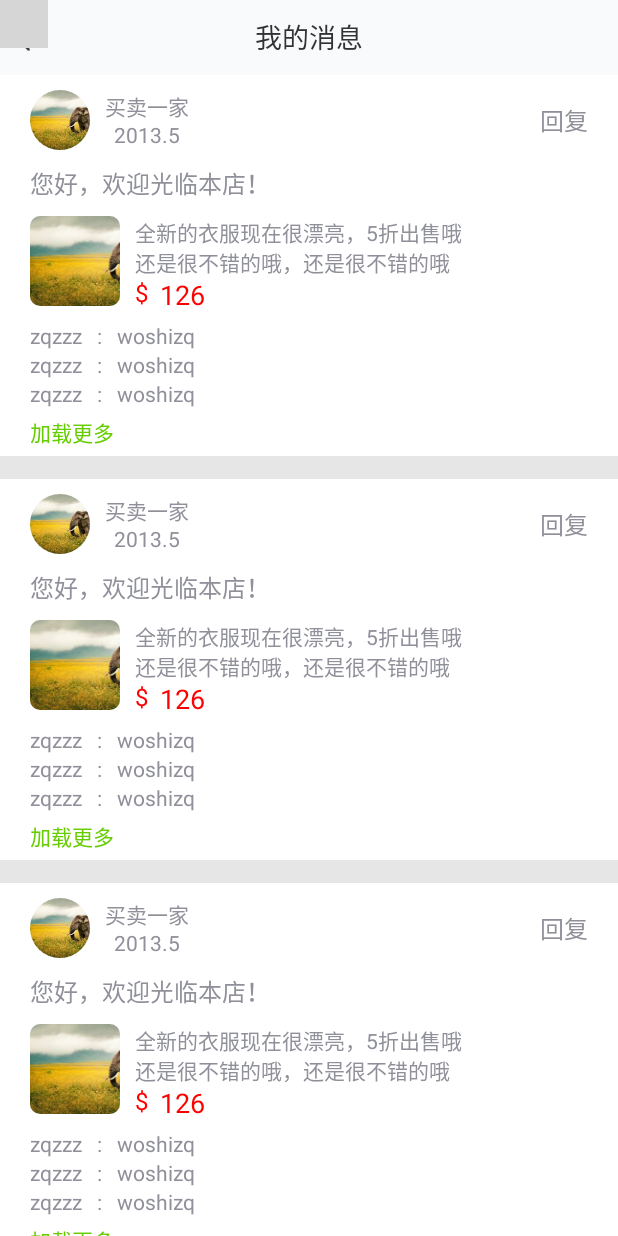
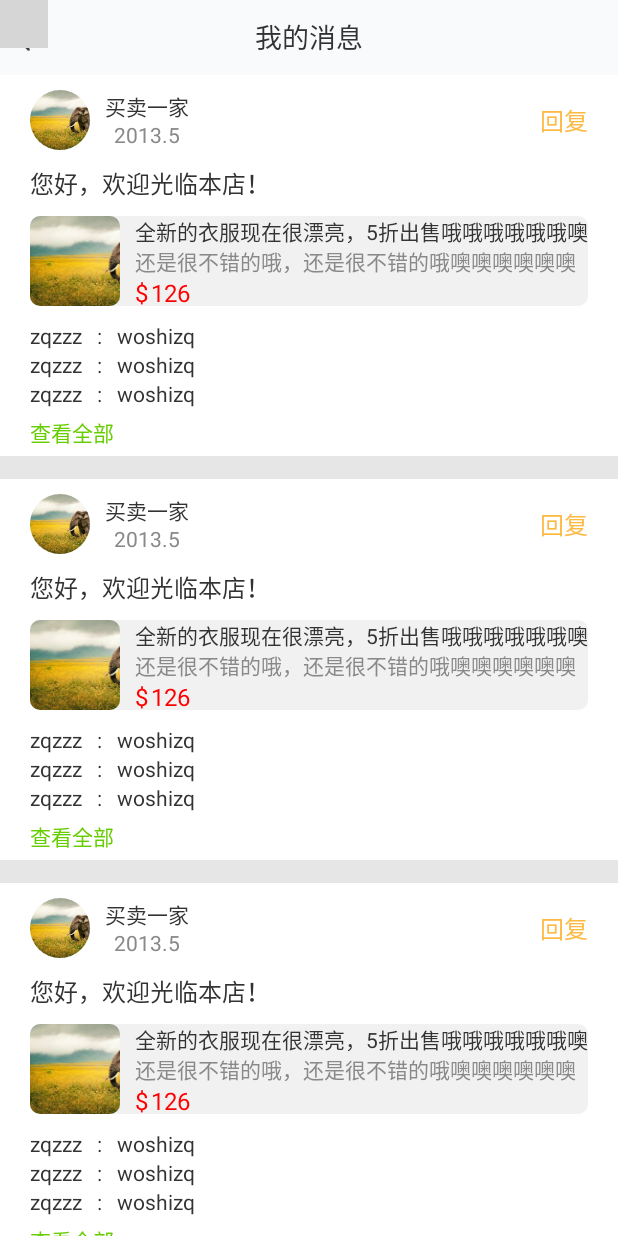
Before and after one commit to Edgelesszq/businessstore, an Android app: the MyMessageActivity screen opened directly, with no data from a screen before it, on a phone screen of 412 x 824 dp. Run offline under Robolectric (Android 15) with nearby library versions, the light colour scheme and no system bars; our stand-ins replace CircleImageView; libraries missing offline, so code that uses them is left out: com.afollestad.materialdialogs, com.miguelcatalan.materialsearchview; plain views replace MaterialSearchView; Roboto replaces fonts that are not available here; grey boxes are pictures that could not be loaded.

Commit message:
头像和消息50%

```diff
--- a/app/src/main/java/activity/com/businessstore/AccountUpadateNameActivity.java
+++ b/app/src/main/java/activity/com/businessstore/AccountUpadateNameActivity.java
@@ -101,7 +101,7 @@ public class AccountUpadateNameActivity extends BaseActivity implements View.OnC
                 phonenum_et.setText("");
                 break;
             case R.id.title_right_text:
-                user = SharedPreferencesUtil.getObject(mContext,"loginInformation");
+                user = SharedPreferencesUtil.getObject(mContext,"loginResult");
                 user.setSellerName(phonenum_et.getText().toString());
                 OkGo.<String>put(Config.URL + "/user/editUserInfo")
                         .tag(this)
@@ -119,7 +119,7 @@ public class AccountUpadateNameActivity extends BaseActivity implements View.OnC
                                 Gson gson = new Gson();
                                 Json<LoginResult> jsondata = gson.fromJson(responedata, new TypeToken<Json<LoginResult>>() {}.getType());
                                 if (jsondata.getCode()==0){
-                                    SharedPreferencesUtil.putObject(mContext,"loginInformation",jsondata.getData());
+                                    SharedPreferencesUtil.putObject(mContext,"loginResult",jsondata.getData());
                                     Log.d("loglog",jsondata.getData().getSellerName());
                                     Intent intent = new Intent(AccountUpadateNameActivity.this,
                                             AccountMainActivity.class);
--- a/app/src/main/java/activity/com/businessstore/MyMessageActivity.java
+++ b/app/src/main/java/activity/com/businessstore/MyMessageActivity.java
@@ -8,6 +8,7 @@ import android.support.v7.widget.LinearLayoutManager;
 import android.support.v7.widget.RecyclerView;
 import android.view.View;
 import android.widget.LinearLayout;
+import android.widget.RelativeLayout;
 
 import com.businessstore.util.StatusBarUtil;
 
@@ -41,14 +42,14 @@ public class MyMessageActivity extends BaseActivity implements View.OnClickListe
         LinearLayoutManager layoutManager=new LinearLayoutManager(this);
         layoutManager.setOrientation(LinearLayoutManager.VERTICAL);
         recyclerView.setLayoutManager(layoutManager);
-        AdapterMyMessageRecycler adapterMyMessageRecycler=new AdapterMyMessageRecycler(getApplicationContext(),urlList);
-        adapterMyMessageRecycler.setmOnItemClickListener(new AdapterMyMessageRecycler.OnItemReplyClickListener() {
+        AdapterMyMessageRecycler adapterMyMessageRecycler=new AdapterMyMessageRecycler(this,urlList);
+        /*adapterMyMessageRecycler.setmOnItemClickListener(new AdapterMyMessageRecycler.OnItemReplyClickListener() {
             @Override
             public void onClick(View v, int position) {
                 Intent replyIntent=new Intent(MyMessageActivity.this,ReplyActivity.class);
                 startActivity(replyIntent);
             }
-        });
+        });*/
         recyclerView.setAdapter(adapterMyMessageRecycler);
     }
 
--- a/app/src/main/java/adapter/com/businessstore/AdapterMyMessageRecycler.java
+++ b/app/src/main/java/adapter/com/businessstore/AdapterMyMessageRecycler.java
@@ -1,6 +1,7 @@
 package adapter.com.businessstore;
 
 import android.content.Context;
+import android.content.Intent;
 import android.support.v7.widget.RecyclerView;
 import android.view.LayoutInflater;
 import android.view.View;
@@ -16,7 +17,9 @@ import com.businessstore.view.dialog.DialogStyleOne;
 
 import java.util.List;
 
+import activity.com.businessstore.MyMessageActivity;
 import activity.com.businessstore.R;
+import activity.com.businessstore.ReplyActivity;
 import de.hdodenhof.circleimageview.CircleImageView;
 
 public class AdapterMyMessageRecycler extends RecyclerView.Adapter implements View.OnClickListener {
@@ -63,8 +66,10 @@ public class AdapterMyMessageRecycler extends RecyclerView.Adapter implements Vi
                     mOnItemClickListener.onClick(v,position);
                 }
             });
+            //回复数大于3
             if (i>=3){
                 for (int j=0;j<3;j++){
+                    //加载布局，绑定控件
                     LayoutInflater inflater=LayoutInflater.from(mcontext);
                     RelativeLayout relativeLayout= (RelativeLayout) inflater.inflate(R.layout.message_adpater_item,null);
                     TextView g=relativeLayout.findViewById(R.id.username);
@@ -73,6 +78,7 @@ public class AdapterMyMessageRecycler extends RecyclerView.Adapter implements Vi
                 }
                 ((MyCommentViewHolder) holder).load_more.setVisibility(View.VISIBLE);
             }
+            //回复数不大于3
             else {
                 for (int j=0;j<i;j++){
                     LayoutInflater inflater=LayoutInflater.from(mcontext);
@@ -84,7 +90,9 @@ public class AdapterMyMessageRecycler extends RecyclerView.Adapter implements Vi
             ((MyCommentViewHolder) holder).load_more.setOnClickListener(new View.OnClickListener() {
                 @Override
                 public void onClick(View v) {
-                    for (int j=3;j<=i;j++){
+                    Intent intent = new Intent(mcontext,ReplyActivity.class);
+                    mcontext.startActivity(intent);
+                    /*for (int j=3;j<=i;j++){
                         LayoutInflater inflater=LayoutInflater.from(mcontext);
                         RelativeLayout relativeLayout= (RelativeLayout) inflater.inflate(R.layout.message_adpater_item,null);
                         TextView g=relativeLayout.findViewById(R.id.username);
@@ -106,9 +114,17 @@ public class AdapterMyMessageRecycler extends RecyclerView.Adapter implements Vi
                             ((MyCommentViewHolder) holder).retract_more.setVisibility(View.GONE);
                             ((MyCommentViewHolder) holder).load_more.setVisibility(View.VISIBLE);
                         }
-                    });
+                    });*/
                 }
             });
+            ((MyCommentViewHolder) holder).reply.setOnClickListener(new View.OnClickListener() {
+                @Override
+                public void onClick(View v) {
+                    Intent intent2 = new Intent(mcontext,ReplyActivity.class);
+                    mcontext.startActivity(intent2);
+                }
+            });
+
 
 
         }
@@ -140,7 +156,7 @@ public class AdapterMyMessageRecycler extends RecyclerView.Adapter implements Vi
     public void onClick(View v) {
         //判断当前是否为item设置监听事件
         if (mOnItemClickListener != null){
-            //如果设置了，那么回调该方法，由于view的tag是object类型的，希望能回调到当前所显示到第几项item所以进行类型转换，希望有更好的方法请赐教；
+            //如果设置了，那么回调该方法，由于view的tag是object类型的，希望能回调到当前所显示到第几项item所以进行类型转换；
             mOnItemClickListener.onClick(v,Integer.parseInt((String) v.getTag()));
         }
     }
@@ -148,21 +164,21 @@ public class AdapterMyMessageRecycler extends RecyclerView.Adapter implements Vi
     public class MyCommentViewHolder extends RecyclerView.ViewHolder {
         CircleImageView  circleImageView;
         LinearLayout comment_layout;
-        RelativeLayout comment_content;
+        RelativeLayout comment_content,reply_msg;
         TextView comment_username,comment,load_more,retract_more,reply;
-
-
-
-
 
 
         public MyCommentViewHolder(View itemView) {
             super(itemView);
-            comment_layout=itemView.findViewById(R.id.comment_layout);
+            comment_layout=itemView.findViewById(R.id.comment_layout2);
+            comment_content = itemView.findViewById(R.id.message_relative);
+            reply_msg = itemView.findViewById(R.id.reply_msg);
 
-            load_more=itemView.findViewById(R.id.load_more);
-            retract_more=itemView.findViewById(R.id.retract_more);
-            reply=itemView.findViewById(R.id.reply);
+//            comment_username = itemView.findViewById(R.id.username);//回复名称
+//            comment = itemView.findViewById(R.id.content);//回复内容
+            load_more=itemView.findViewById(R.id.load_more);//加载更多——》查看全部
+            retract_more=itemView.findViewById(R.id.retract_more);//收起内容
+            reply=itemView.findViewById(R.id.reply);//回复
 
 
         }
--- /dev/null
+++ b/app/src/main/res/drawable/my_messege_background.xml
@@ -0,0 +1,7 @@
+<?xml version="1.0" encoding="utf-8"?>
+<shape xmlns:android="http://schemas.android.com/apk/res/android">
+
+    <solid android:color="@color/messege_background"/>
+
+    <corners android:radius="10px"/>
+</shape>
--- a/app/src/main/res/layout/activity_my_message.xml
+++ b/app/src/main/res/layout/activity_my_message.xml
@@ -14,5 +14,34 @@
         android:background="@color/white">
 
     </android.support.v7.widget.RecyclerView>
+    <RelativeLayout
+        android:id="@+id/reply_msg"
+        android:background="@color/my_account_number_line"
+        android:orientation="horizontal"
+        android:layout_gravity="bottom"
+        android:layout_width="match_parent"
+        android:layout_height="wrap_content"
+        android:visibility="gone">
+        <EditText
+            android:theme="@style/edittextstyle"
+            android:paddingLeft="10dp"
+            android:id="@+id/reply_et"
+            android:layout_marginLeft="20dp"
+            android:textSize="16sp"
+            android:textColorHint="@color/q_gray"
+            android:hint="回复：阿三"
+            android:background="@drawable/insert_ev_bg"
+            android:layout_width="260dp"
+            android:layout_height="40dp" />
+        <TextView
+            android:layout_marginLeft="10dp"
+            android:layout_centerVertical="true"
+            android:gravity="center"
+            android:layout_toRightOf="@+id/reply_et"
+            android:text="发送"
+            android:background="@drawable/reply_border"
+            android:layout_width="60dp"
+            android:layout_height="30dp" />
 
+    </RelativeLayout>
 </LinearLayout>
--- a/app/src/main/res/layout/activity_my_message_item.xml
+++ b/app/src/main/res/layout/activity_my_message_item.xml
@@ -25,6 +25,7 @@
                     android:id="@+id/nickname"
                     android:text="买卖一家"
                     android:gravity="center"
+                    android:textColor="@color/title_name"
                     android:layout_weight="1"
                     android:layout_width="wrap_content"
                     android:layout_height="0dp" />
@@ -33,6 +34,7 @@
                     android:gravity="center"
                     android:text="2013.5"
                     android:layout_weight="1"
+                    android:textColor="@color/mgray"
                     android:layout_width="match_parent"
                     android:layout_height="0dp" />
 
@@ -40,6 +42,7 @@
             <TextView
                 android:id="@+id/reply"
                 android:textSize="16sp"
+                android:textColor="@color/nav_color"
                 android:text="回复"
                 android:layout_marginRight="20dp"
                 android:layout_alignParentRight="true"
@@ -53,6 +56,7 @@
             android:textSize="16sp"
             android:layout_marginLeft="20dp"
             android:text="您好，欢迎光临本店！"
+            android:textColor="@color/title_name"
             android:layout_width="match_parent"
             android:layout_height="wrap_content" />
         <RelativeLayout
@@ -60,6 +64,7 @@
             android:layout_marginLeft="20dp"
             android:layout_marginRight="20dp"
             android:layout_width="match_parent"
+            android:background="@drawable/my_messege_background"
             android:layout_height="60dp">
             <com.businessstore.view.roundImageView.RoundImageView1
                 android:src="@drawable/qidong"
@@ -72,19 +77,21 @@
                 android:layout_toRightOf="@+id/roundImag_2"
                 android:orientation="vertical"
                 android:layout_width="match_parent"
-                android:layout_height="match_parent">
+                android:layout_height="60dp">
                 <TextView
                     android:gravity="center_vertical"
-                    android:text="全新的衣服现在很漂亮，5折出售哦"
-                    android:singleLine="true"
+                    android:text="全新的衣服现在很漂亮，5折出售哦哦哦哦哦哦噢噢噢噢"
+                    android:lines="1"
+                    android:textColor="@color/title_name"
                     android:layout_weight="1"
                     android:layout_width="match_parent"
                     android:layout_height="0dp" />
                 <TextView
                     android:gravity="center_vertical"
-
-                    android:text="还是很不错的哦，还是很不错的哦"
+                    android:lines="1"
+                    android:text="还是很不错的哦，还是很不错的哦噢噢噢噢噢噢噢噢哦哦哦"
                     android:layout_weight="1"
+                    android:textColor="@color/mgray"
                     android:layout_width="match_parent"
                     android:layout_height="0dp" />
                 <RelativeLayout
@@ -106,8 +113,8 @@
                         android:gravity="center_vertical"
                         android:textColor="@color/red"
                         android:text="126"
-                        android:textSize="18sp"
-                        android:layout_marginLeft="8dp"
+                        android:textSize="16sp"
+                        android:layout_marginLeft="2dp"
                         android:layout_width="wrap_content"
                         android:layout_height="wrap_content" />
                 </RelativeLayout>
@@ -120,7 +127,7 @@
 
 
     <LinearLayout
-        android:id="@+id/comment_layout"
+        android:id="@+id/comment_layout2"
         android:layout_width="match_parent"
         android:layout_height="wrap_content"
         android:layout_marginLeft="20dp"
@@ -169,7 +176,7 @@
         android:textColor="@color/green"
         android:layout_marginTop="5dp"
         android:layout_marginLeft="20dp"
-        android:text="加载更多"
+        android:text="查看全部"
         android:layout_width="wrap_content"
         android:layout_height="wrap_content" />
     <TextView
--- a/app/src/main/res/layout/message_adpater_item.xml
+++ b/app/src/main/res/layout/message_adpater_item.xml
@@ -1,6 +1,7 @@
 <?xml version="1.0" encoding="utf-8"?>
 <RelativeLayout xmlns:android="http://schemas.android.com/apk/res/android"
     android:orientation="vertical"
+    android:id="@+id/message_relative"
     android:layout_marginLeft="20dp"
     android:layout_width="match_parent"
     android:layout_height="wrap_content">
@@ -8,10 +9,11 @@
         android:text="zqzzz"
         android:id="@+id/username"
         android:layout_width="wrap_content"
-        android:layout_height="wrap_content" />
+        android:layout_height="wrap_content"
+        android:textColor="@color/title_name"/>
     <TextView
         android:layout_marginLeft="10dp"
-
+        android:textColor="@color/title_name"
         android:layout_toRightOf="@+id/username"
         android:text=":"
         android:id="@+id/symbol"
@@ -23,6 +25,7 @@
         android:id="@+id/content"
         android:text="woshizq"
         android:layout_width="wrap_content"
-        android:layout_height="wrap_content" />
+        android:layout_height="wrap_content"
+        android:textColor="@color/title_name"/>
 
 </RelativeLayout>
--- a/app/src/main/res/values/colors.xml
+++ b/app/src/main/res/values/colors.xml
@@ -20,5 +20,7 @@
     <color name="colorf5f8fa">#f5f8fa</color>
     <color name="search_background">#f6f6f6</color>
     <color name="shuibo">#FF21272B</color>
+    <color name="messege_background">#F1F1F1</color>
+    <color name="title_name">#333333</color>
 
 </resources>
```
